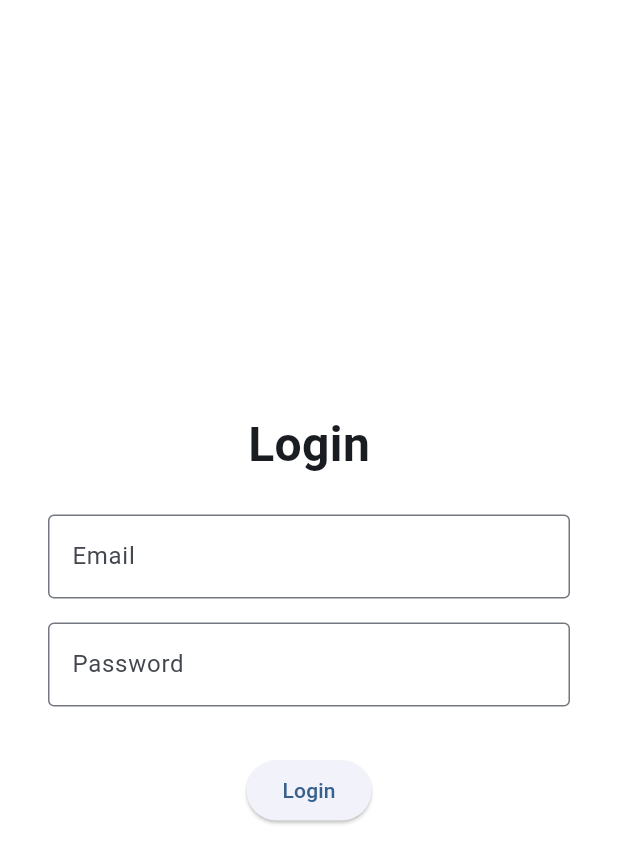
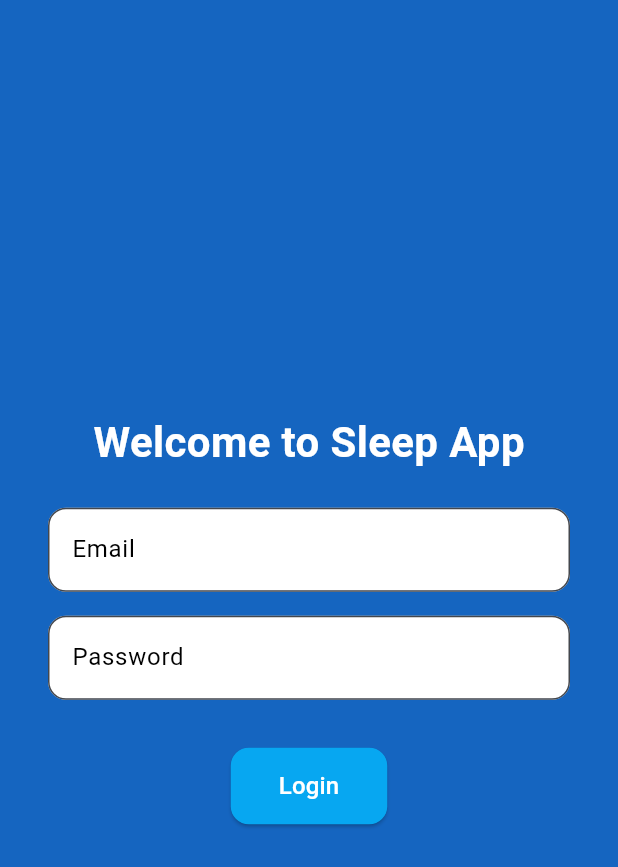
Before and after one commit to AdrienneChiu/AI-SleepAppTracker, a Flutter app: the screen it shows after launch, on a phone screen of 412 x 824 dp. Shown: the top 867 px of the screen. Run offline on Flutter 3.47's test engine with Material 3 defaults, Android fonts, the phone set to English and light mode, and no system bars; our stand-ins replace fl_chart.

Commit message:
changed style of the login page to fit app

```diff
--- a/lib/login_page.dart
+++ b/lib/login_page.dart
@@ -15,7 +15,8 @@ class _LoginPageState extends State<LoginPage> {
 
   String? _errorMessage;
 
-  final String validEmail = 'test@example.com';
+  //Login details for login
+  final String validEmail = 'test@gmail.com';
   final String validPassword = '123456';
 
   void _handleLogin() {
@@ -38,9 +39,9 @@ class _LoginPageState extends State<LoginPage> {
   @override
   Widget build(BuildContext context) {
     return Scaffold(
-      backgroundColor: Colors.white,
+      backgroundColor: Colors.blue[800],
       body: Center(
-        child: Padding(
+        child: SingleChildScrollView(
           padding: const EdgeInsets.symmetric(horizontal: 32.0),
           child: Form(
             key: _formKey,
@@ -48,36 +49,63 @@ class _LoginPageState extends State<LoginPage> {
               mainAxisSize: MainAxisSize.min,
               children: [
                 const Text(
-                  'Login',
-                  style: TextStyle(fontSize: 32, fontWeight: FontWeight.bold),
+                  'Welcome to Sleep App',
+                  style: TextStyle(
+                    fontSize: 28,
+                    fontWeight: FontWeight.bold,
+                    color: Colors.white,
+                  ),
                 ),
                 const SizedBox(height: 24),
                 TextFormField(
                   controller: _emailController,
-                  decoration: const InputDecoration(
+                  decoration: InputDecoration(
                     labelText: 'Email',
-                    border: OutlineInputBorder(),
+                    labelStyle: const TextStyle(color: Colors.black),
+                    filled: true,
+                    fillColor: Colors.white,
+                    border: OutlineInputBorder(
+                      borderRadius: BorderRadius.circular(12.0),
+                    ),
                   ),
+                  style: const TextStyle(color: Colors.black),
                 ),
                 const SizedBox(height: 16),
                 TextFormField(
                   controller: _passwordController,
                   obscureText: true,
-                  decoration: const InputDecoration(
+                  decoration: InputDecoration(
                     labelText: 'Password',
-                    border: OutlineInputBorder(),
+                    labelStyle: const TextStyle(color: Colors.black),
+                    filled: true,
+                    fillColor: Colors.white,
+                    border: OutlineInputBorder(
+                      borderRadius: BorderRadius.circular(12.0),
+                    ),
                   ),
+                  style: const TextStyle(color: Colors.black),
                 ),
                 const SizedBox(height: 16),
                 if (_errorMessage != null)
                   Text(
                     _errorMessage!,
-                    style: const TextStyle(color: Colors.red),
+                    style: const TextStyle(color: Colors.redAccent),
                   ),
                 const SizedBox(height: 16),
                 ElevatedButton(
                   onPressed: _handleLogin,
-                  child: const Text('Login'),
+                  style: ElevatedButton.styleFrom(
+                    backgroundColor: const Color.fromARGB(255, 7, 167, 241), // custom lighter blue colour
+                    foregroundColor: Colors.white,
+                    padding: const EdgeInsets.symmetric(horizontal: 32, vertical: 14),
+                    shape: RoundedRectangleBorder(
+                      borderRadius: BorderRadius.circular(12),
+                    ),
+                  ),
+                  child: const Text(
+                    'Login',
+                    style: TextStyle(fontSize: 16),
+                  ),
                 ),
               ],
             ),
```
